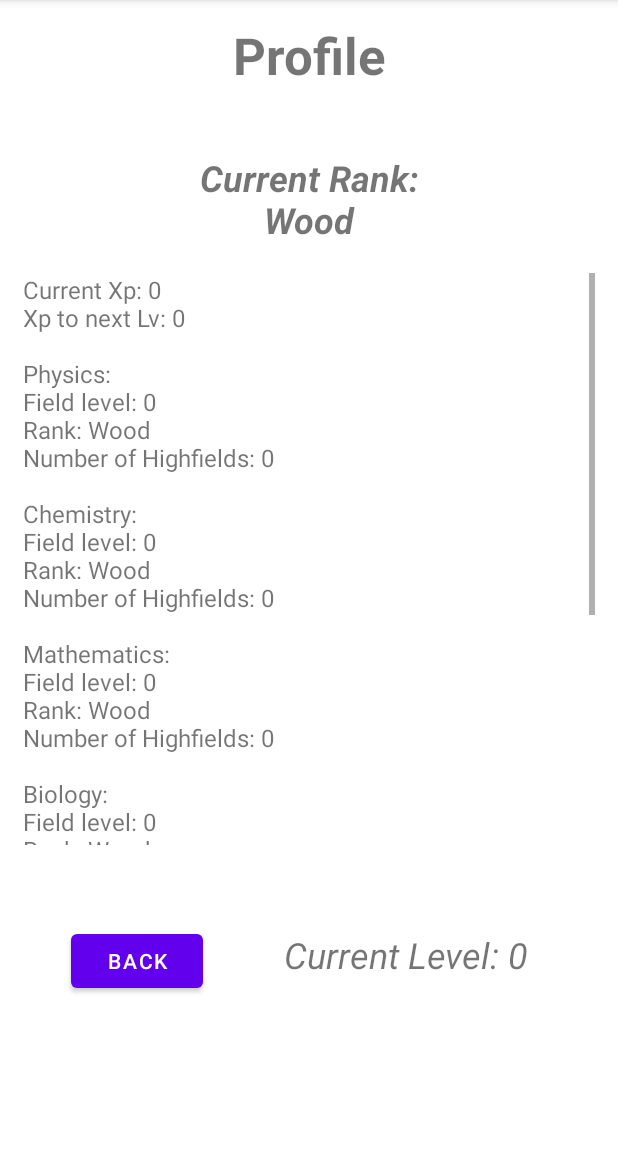
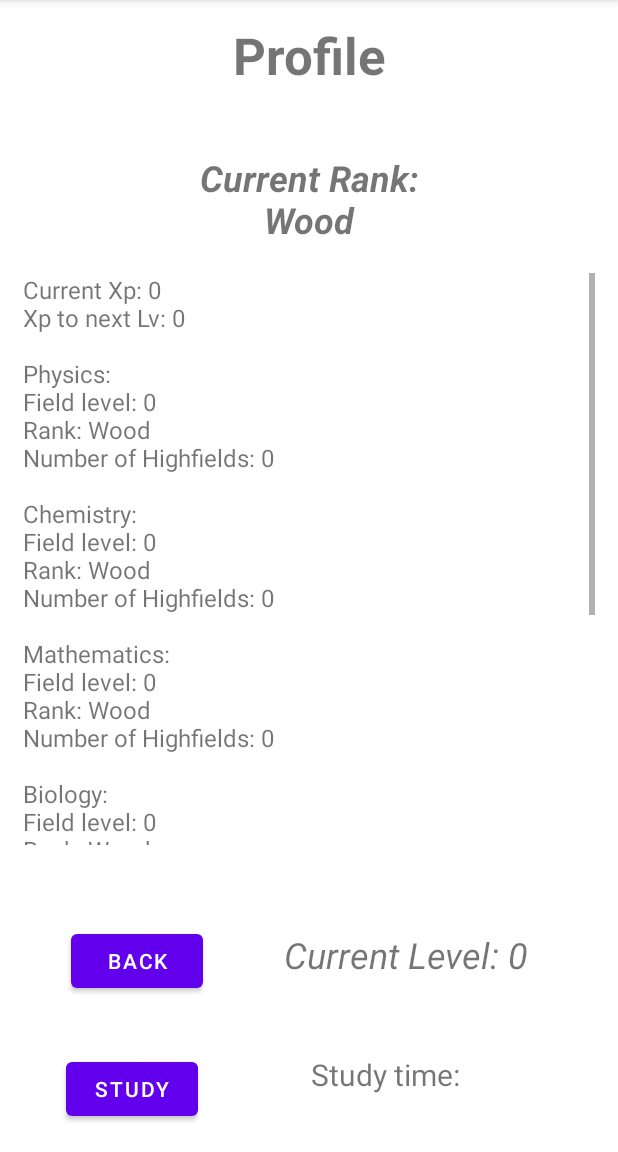
Before and after one commit to maestromaximo/TierLevel, an Android app: the ProfileActivity screen opened directly, with no data from a screen before it, on a phone screen of 412 x 824 dp, the part 84-1236 px from its top. Run offline under Robolectric (Android 15) with nearby library versions, the phone set to English and light mode, and no system bars; 2 statements that could not run were skipped.

Commit message:
study Update

```diff
--- a/app/src/main/java/com/example/tierlevel/ProfileActivity.java
+++ b/app/src/main/java/com/example/tierlevel/ProfileActivity.java
@@ -2,25 +2,38 @@ package com.example.tierlevel;
 
 import androidx.appcompat.app.AppCompatActivity;
 
+import android.content.Context;
+import android.content.SharedPreferences;
 import android.os.Bundle;
+import android.preference.PreferenceManager;
 import android.view.View;
 import android.widget.Button;
+import android.widget.Chronometer;
 import android.widget.ScrollView;
 import android.widget.TextView;
 
 import java.io.IOException;
 import java.util.ArrayList;
+import java.util.Timer;
 
 public class ProfileActivity extends AppCompatActivity {
 
     TextView profileTitleTextview, updateTextview, overallLevelTextview, rankTextview;
+    TextView studyTimeTextview;
     ScrollView scrollView;
-    Button goBackButton;
+    Button goBackButton, studyButton;
     ArrayList<Field> fields;
     String[] fieldNames = {"Physics","Chemistry","Mathematics","Biology","Computation","Art"};
     Level overall;
-    int totalXp = 0;
+    int totalXp = 0, studyXp;
     //String bigS;
+    long tStart, tEnd, tDelta;
+    Boolean isItStudy = false;
+
+    SharedPreferences preferences = PreferenceManager.getDefaultSharedPreferences(this);
+    SharedPreferences.Editor editor = preferences.edit();
+
+
 
     @Override
     protected void onCreate(Bundle savedInstanceState) {
@@ -32,6 +45,8 @@ public class ProfileActivity extends AppCompatActivity {
         updateTextview = (TextView) findViewById(R.id.insertUpdateProfileTextview);
         overallLevelTextview = (TextView) findViewById(R.id.overallLevelTextview);
         rankTextview = (TextView) findViewById(R.id.rankTextview);
+        studyButton = (Button)findViewById(R.id.studyTimeButton);
+        studyTimeTextview = (TextView) findViewById(R.id.studyTimeTextview);
         fields = new ArrayList<Field>();
 
         makeFields();
@@ -48,7 +63,60 @@ public class ProfileActivity extends AppCompatActivity {
                 finish();
             }
         });
+
+        studyButton.setOnClickListener(new View.OnClickListener() {
+            @Override
+            public void onClick(View v) {
+                activateStudyTime();
+            }
+        });//click
     }//onCreate
+
+    private void activateStudyTime() {
+
+
+        saveFields();
+        try {
+            isItStudy = preferences.getBoolean("isItCliked", false);
+        }catch (Exception e){
+            studyTimeTextview.setText("//error// Try again");
+        }
+        if (!isItStudy) {
+            tStart = System.currentTimeMillis();
+            editor.putLong("time", tStart);
+            isItStudy = true;
+            editor.putBoolean("isItCliked", isItStudy);
+            editor.apply();
+            studyTimeTextview.setText("Started!");
+        }else{
+
+            tStart = preferences.getLong("time", 0);
+            tEnd = System.currentTimeMillis();
+            tDelta = tEnd - tStart;
+            isItStudy = false;
+            editor.putBoolean("isItCliked", isItStudy);
+            editor.apply();
+            int xpEarned = xpEarned(tDelta);
+            studyTimeTextview.setText("Xp Earned: "+ String.valueOf(xpEarned)+"!");
+
+            int xpxp = preferences.getInt("xpxp", 0) + xpEarned;
+            editor.putInt("xpxp", xpxp);
+            editor.apply();
+
+        }
+
+        saveFields();
+    }//activateStudyTime
+
+    /*
+    Half the quantity of minutes elapsed
+     */
+    private int xpEarned(long tDelta) {
+
+        int timeInMinutes = ((int)(tDelta/1000)/60)/2;
+        return timeInMinutes;
+
+    }
 
     private void determineRank() {
 
@@ -73,13 +141,18 @@ public class ProfileActivity extends AppCompatActivity {
 
     private void calculateTotalXp() {
         int sum = 0;
+        try {
+            studyXp = preferences.getInt("xpxp", 0);
+        }catch (Exception e){
+            studyXp = 0;
+        }
         for (Field field: fields){
             field.updateLv();
             sum += field.getLevel().getCumulativeXp();
 
         }
         saveFields();
-        totalXp = sum;
+        totalXp = sum + studyXp;
     }
 
     private void makeFields() {
--- a/app/src/main/res/layout/activity_profile.xml
+++ b/app/src/main/res/layout/activity_profile.xml
@@ -81,4 +81,29 @@
         app:layout_constraintStart_toStartOf="parent"
         app:layout_constraintTop_toBottomOf="@+id/profileTitleTextview"
         app:layout_constraintVertical_bias="0.0" />
+
+    <Button
+        android:id="@+id/studyTimeButton"
+        android:layout_width="wrap_content"
+        android:layout_height="wrap_content"
+        android:layout_marginStart="44dp"
+        android:text="Study"
+        app:layout_constraintBottom_toBottomOf="parent"
+        app:layout_constraintStart_toStartOf="parent"
+        app:layout_constraintTop_toBottomOf="@+id/backToIntroFromProfileButton"
+        app:layout_constraintVertical_bias="0.67" />
+
+    <TextView
+        android:id="@+id/studyTimeTextview"
+        android:layout_width="197dp"
+        android:layout_height="49dp"
+        android:gravity="center_horizontal"
+        android:text="Study time:"
+        android:textSize="20sp"
+        app:layout_constraintBottom_toBottomOf="parent"
+        app:layout_constraintEnd_toEndOf="parent"
+        app:layout_constraintHorizontal_bias="0.313"
+        app:layout_constraintStart_toEndOf="@+id/studyTimeButton"
+        app:layout_constraintTop_toBottomOf="@+id/overallLevelTextview"
+        app:layout_constraintVertical_bias="0.507" />
 </androidx.constraintlayout.widget.ConstraintLayout>
```
